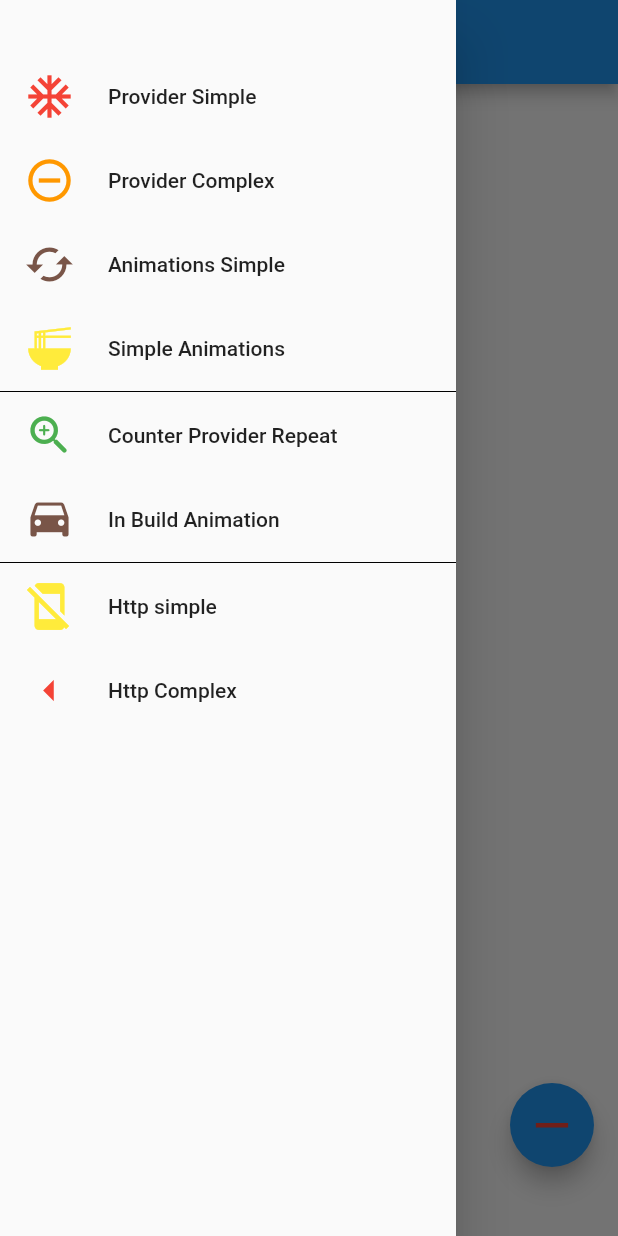
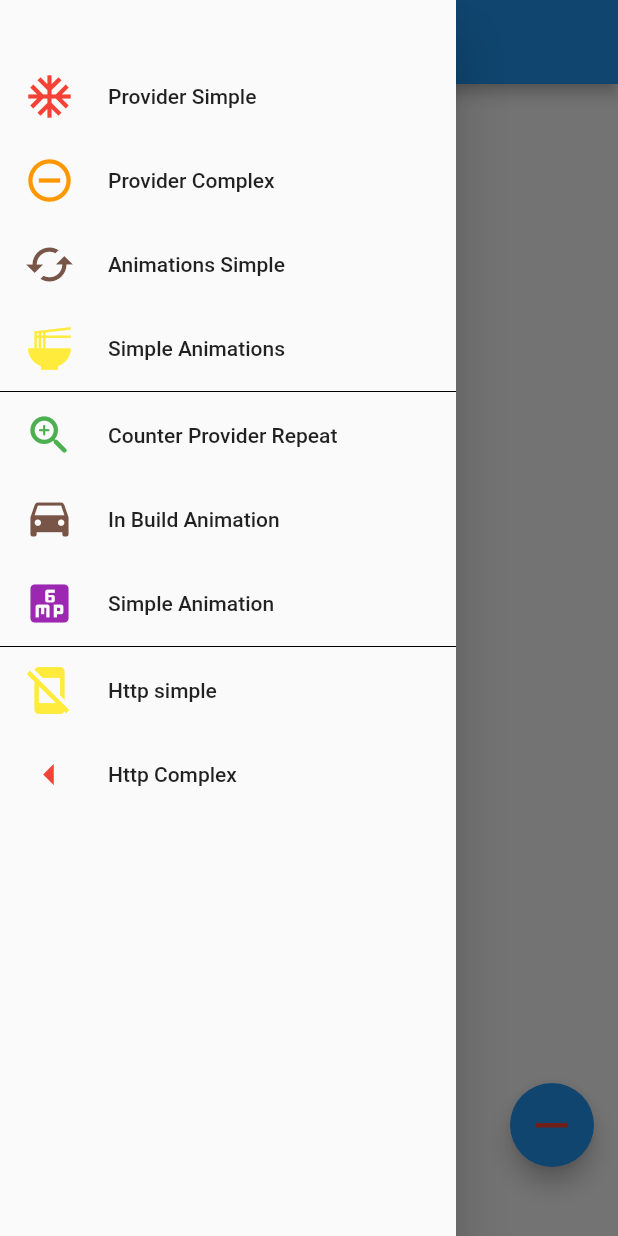
Before and after one commit to sabil62/rive, a Flutter app: the screen it shows after launch, with the side drawer open, on a phone screen of 412 x 824 dp. Run offline on Flutter 3.47's test engine with Material 2 defaults, Android fonts, the phone set to English and light mode, and no system bars; our stand-ins replace simple_animations, supercharged.

Commit message:
animations two

```diff
--- a/apple/lib/main.dart
+++ b/apple/lib/main.dart
@@ -5,6 +5,7 @@ import 'package:apple/http/httpComplex.dart';
 import 'package:apple/provider%20complex/playersProvider.dart';
 import 'package:apple/provider/counterProvider.dart';
 import 'package:apple/repeat/animation/inbuildAnimation.dart';
+import 'package:apple/repeat/animation/simpleAnimPlug.dart';
 import 'package:apple/repeat/provider/counterProvider.dart';
 import 'package:flutter/material.dart';
 
@@ -155,6 +156,18 @@ class _MyHomePageState extends State<MyHomePage> {
                         builder: (context) => InBuildAnimation()));
               },
             ),
+            ListTile(
+              leading: Icon(
+                Icons.six_mp,
+                size: 34,
+                color: Colors.purple,
+              ),
+              title: Text('Simple Animation'),
+              onTap: () {
+                return Navigator.push(context,
+                    new MaterialPageRoute(builder: (context) => SimpleAnim()));
+              },
+            ),
             Divider(
               color: Colors.black,
               height: 2,
```
Also changed, not shown: apple/lib/repeat/animation/simpleAnimPlug.dart (added, +62 -0 lines).
